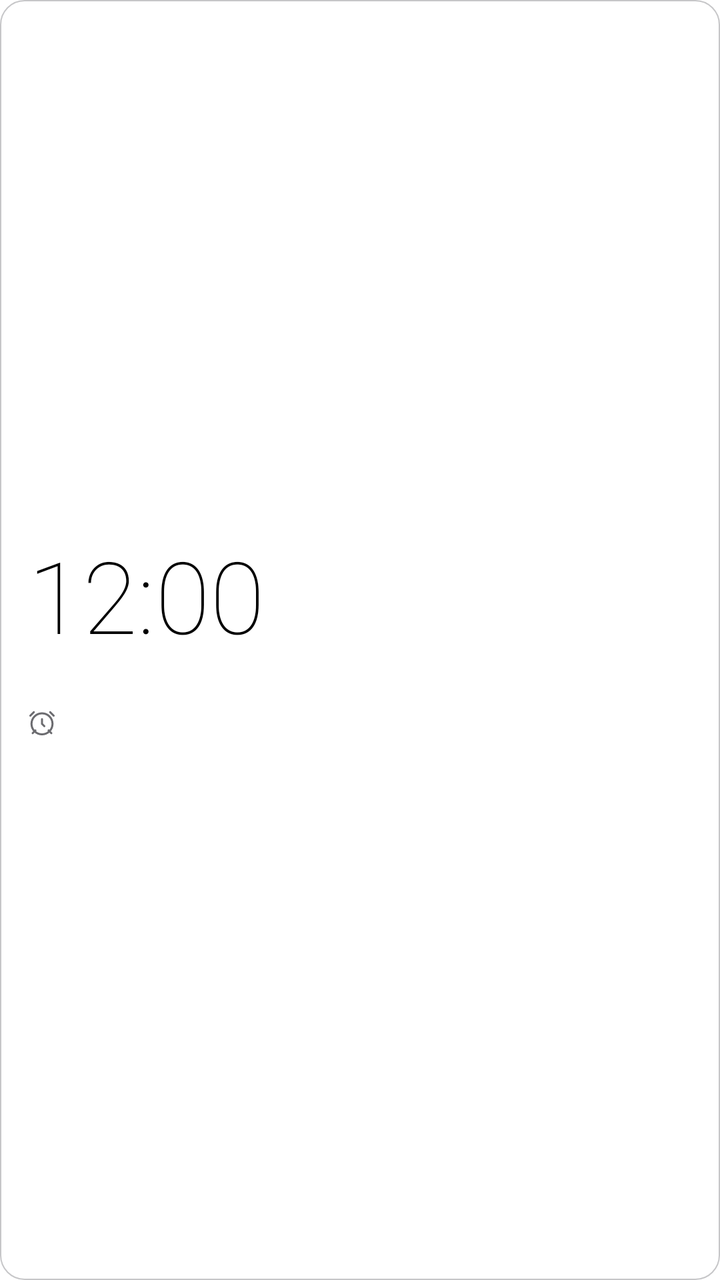
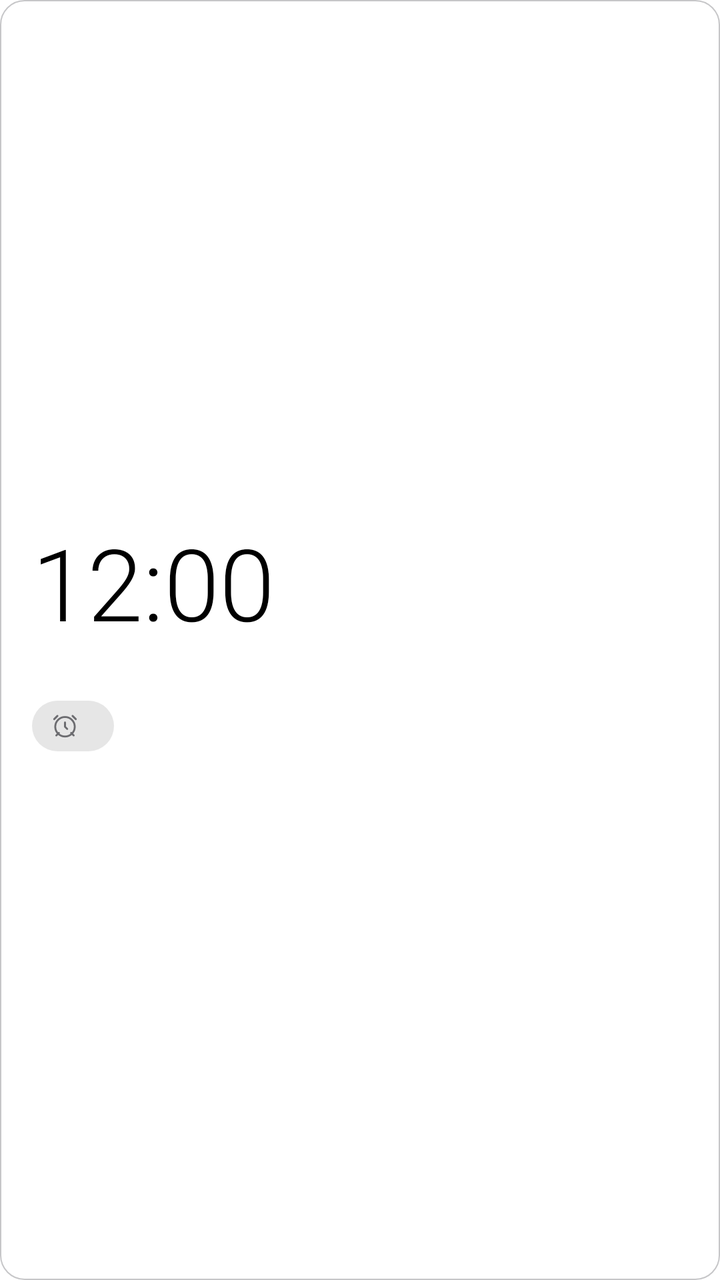

An Android layout rendered at two revisions. The XML below is the earlier revision; the diff shows what the commit changed to produce the second picture.
<!-- AndroidManifest.xml: application theme AppTheme -->
<!-- res/layout/wl_classic_ltr.xml -->
<?xml version="1.0" encoding="utf-8"?>
<FrameLayout xmlns:android="http://schemas.android.com/apk/res/android"
    android:id="@+id/wRoot"
    android:layout_width="match_parent"
    android:layout_height="match_parent"
    android:layoutDirection="ltr">

    <ImageView
        android:id="@+id/wBg"
        android:layout_width="match_parent"
        android:layout_height="match_parent"
        android:importantForAccessibility="no"
        android:scaleType="fitXY"
        android:src="@drawable/wb_adaptive_1" />
    <ImageView
        android:id="@+id/wBorder"
        android:layout_width="match_parent"
        android:layout_height="match_parent"
        android:importantForAccessibility="no"
        android:scaleType="fitXY"
        android:src="@drawable/wb_bd_adaptive_2"
        android:visibility="gone" />
    <LinearLayout
        android:layout_width="match_parent"
        android:layout_height="match_parent"
        android:gravity="center_vertical"
        android:orientation="vertical"
        android:padding="14dp">
        <TextClock
            android:id="@+id/wP1"
            android:layout_width="wrap_content"
            android:layout_height="wrap_content"
            android:fontFamily="sans-serif-thin"
            android:format12Hour="h:mm"
            android:format24Hour="HH:mm"
            android:includeFontPadding="false"
            android:textColor="@color/text_primary"
            android:textSize="50sp"
            />
        <TextView
            android:id="@+id/wA1"
            android:layout_width="wrap_content"
            android:layout_height="wrap_content"
            android:fontFamily="sans-serif"
            android:includeFontPadding="false"
            android:singleLine="true"
            android:textColor="@color/accent"
            android:textSize="14sp"
            android:textStyle="bold"
            />
        <LinearLayout
            android:layout_width="match_parent"
            android:layout_height="wrap_content"
            android:layout_marginTop="8dp"
            android:gravity="center_vertical"
            android:orientation="horizontal">

            <ImageView
                android:id="@+id/wIcon"
                android:layout_width="14dp"
                android:layout_height="14dp"
                android:importantForAccessibility="no"
                android:src="@drawable/ic_alarm"
                android:tint="@color/text_secondary" />
        <TextView
            android:id="@+id/wS2"
            android:layout_width="wrap_content"
            android:layout_height="wrap_content"
            android:fontFamily="sans-serif"
            android:includeFontPadding="false"
            android:singleLine="true"
            android:textColor="@color/text_secondary"
            android:textSize="13sp"
            android:layout_marginStart="6dp"
            />
        </LinearLayout>
    </LinearLayout>
</FrameLayout>
<!-- resources referenced by this layout -->
<resources>
  <color name="accent">#007AFF</color>
  <color name="text_primary">#000000</color>
  <color name="text_secondary">#6C6C70</color>
  <!-- drawable wb_adaptive_1 (drawable) -->
  <?xml version="1.0" encoding="utf-8"?>
  <shape xmlns:android="http://schemas.android.com/apk/res/android" android:shape="rectangle">
      <solid android:color="@color/surface" />
      <stroke android:width="0.5dp" android:color="@color/stroke" />
      <corners android:radius="12dp" />
  </shape>
  <!-- drawable wb_bd_adaptive_2 (drawable) -->
  <?xml version="1.0" encoding="utf-8"?>
  <shape xmlns:android="http://schemas.android.com/apk/res/android" android:shape="rectangle">
      <solid android:color="#00000000" />
      <stroke android:width="1.2dp" android:color="@color/text_hint" />
      <corners android:radius="22dp" />
  </shape>
  <color name="surface">#FFFFFF</color>
  <color name="stroke">#C6C6C8</color>
  <color name="text_hint">#AEAEB2</color>
  <color name="accent_text">#007AFF</color>
  <color name="accent_soft">#E5F1FF</color>
  <color name="brand_start">#007AFF</color>
  <color name="brand_mid">#007AFF</color>
  <color name="brand_end">#007AFF</color>
  <color name="bg">#FFFFFF</color>
  <color name="bg_group">#F2F2F7</color>
  <color name="surface_high">#E5E5EA</color>
  <color name="field">#F2F2F7</color>
  <color name="stroke_soft">#E5E5EA</color>
  <color name="neutral_soft">#E9E9EB</color>
  <style name="AppDialog" parent="Theme.AppCompat.DayNight.Dialog.Alert">
          <item name="colorAccent">?attr/cAccentText</item>
          <item name="android:windowBackground">@drawable/bg_dialog</item>
          <item name="android:textColorPrimary">?attr/cTextPrimary</item>
          <item name="android:textColorSecondary">?attr/cTextSecondary</item>
          <item name="android:backgroundDimAmount">0.4</item>
          <item name="android:windowAnimationStyle">@style/DialogAnim</item>
          <item name="windowMinWidthMinor">92%</item>
          <item name="windowMinWidthMajor">60%</item>
          <item name="android:windowElevation">0dp</item>
      </style>
  <style name="ActivityAnim" parent="@android:style/Animation.Activity">
          <item name="android:activityOpenEnterAnimation">@anim/act_open_enter</item>
          <item name="android:activityOpenExitAnimation">@anim/act_open_exit</item>
          <item name="android:activityCloseEnterAnimation">@anim/act_close_enter</item>
          <item name="android:activityCloseExitAnimation">@anim/act_close_exit</item>
      </style>
  <style name="IosSeekBar" parent="Widget.AppCompat.SeekBar">
          <item name="android:progressDrawable">@drawable/seek_track</item>
          <item name="android:thumb">@drawable/seek_thumb</item>
          <item name="android:splitTrack">false</item>
          <item name="android:minHeight">4dp</item>
          <item name="android:maxHeight">4dp</item>
          <item name="android:paddingStart">14dp</item>
          <item name="android:paddingEnd">14dp</item>
      </style>
  <!-- drawable bg_dialog (drawable) -->
  <?xml version="1.0" encoding="utf-8"?>
  <inset xmlns:android="http://schemas.android.com/apk/res/android"
      android:insetLeft="4dp"
      android:insetTop="4dp"
      android:insetRight="4dp"
      android:insetBottom="4dp">
      <shape android:shape="rectangle">
          <solid android:color="?attr/cSurface" />
          <corners android:radius="14dp" />
      </shape>
  </inset>
  <style name="DialogAnim" parent="@android:style/Animation.Dialog">
          <item name="android:windowEnterAnimation">@anim/dlg_in</item>
          <item name="android:windowExitAnimation">@anim/dlg_out</item>
      </style>
  <!-- unchanged entries left out for length: 4 -->
</resources>

<!-- the commit's change to res/layout/wl_classic_ltr.xml (unified diff, before → after) -->
@@ -4,7 +4,6 @@
     android:layout_width="match_parent"
     android:layout_height="match_parent"
     android:layoutDirection="ltr">
-
     <ImageView
         android:id="@+id/wBg"
         android:layout_width="match_parent"
@@ -20,59 +19,13 @@
         android:scaleType="fitXY"
         android:src="@drawable/wb_bd_adaptive_2"
         android:visibility="gone" />
-    <LinearLayout
-        android:layout_width="match_parent"
-        android:layout_height="match_parent"
-        android:gravity="center_vertical"
-        android:orientation="vertical"
-        android:padding="14dp">
-        <TextClock
-            android:id="@+id/wP1"
-            android:layout_width="wrap_content"
-            android:layout_height="wrap_content"
-            android:fontFamily="sans-serif-thin"
-            android:format12Hour="h:mm"
-            android:format24Hour="HH:mm"
-            android:includeFontPadding="false"
-            android:textColor="@color/text_primary"
-            android:textSize="50sp"
-            />
-        <TextView
-            android:id="@+id/wA1"
-            android:layout_width="wrap_content"
-            android:layout_height="wrap_content"
-            android:fontFamily="sans-serif"
-            android:includeFontPadding="false"
-            android:singleLine="true"
-            android:textColor="@color/accent"
-            android:textSize="14sp"
-            android:textStyle="bold"
-            />
-        <LinearLayout
-            android:layout_width="match_parent"
-            android:layout_height="wrap_content"
-            android:layout_marginTop="8dp"
-            android:gravity="center_vertical"
-            android:orientation="horizontal">
-
-            <ImageView
-                android:id="@+id/wIcon"
-                android:layout_width="14dp"
-                android:layout_height="14dp"
-                android:importantForAccessibility="no"
-                android:src="@drawable/ic_alarm"
-                android:tint="@color/text_secondary" />
-        <TextView
-            android:id="@+id/wS2"
-            android:layout_width="wrap_content"
-            android:layout_height="wrap_content"
-            android:fontFamily="sans-serif"
-            android:includeFontPadding="false"
-            android:singleLine="true"
-            android:textColor="@color/text_secondary"
-            android:textSize="13sp"
-            android:layout_marginStart="6dp"
-            />
-        </LinearLayout>
-    </LinearLayout>
+<LinearLayout android:layout_width="match_parent" android:layout_height="match_parent" android:orientation="vertical" android:gravity="center_vertical" android:padding="16dp">
+<TextClock android:id="@+id/wP1" android:layout_width="wrap_content" android:layout_height="wrap_content" android:fontFamily="sans-serif-light" android:includeFontPadding="false" android:textColor="@color/text_primary" android:textSize="50sp" android:format12Hour="h:mm" android:format24Hour="HH:mm"  />
+<TextView android:id="@+id/wA1" android:layout_width="wrap_content" android:layout_height="wrap_content" android:layout_marginTop="1dp" android:fontFamily="sans-serif" android:includeFontPadding="false" android:singleLine="true" android:textColor="@color/accent" android:textSize="14sp" android:textStyle="bold" />
+<FrameLayout android:layout_width="match_parent" android:layout_height="10dp" />
+<LinearLayout android:layout_width="wrap_content" android:layout_height="wrap_content" android:orientation="horizontal" android:gravity="center_vertical" android:background="@drawable/wb_chip" android:paddingStart="10dp" android:paddingTop="5dp" android:paddingEnd="12dp" android:paddingBottom="5dp">
+<ImageView android:id="@+id/wIcon" android:layout_width="13dp" android:layout_height="13dp" android:importantForAccessibility="no" android:src="@drawable/ic_alarm" android:tint="@color/text_secondary" />
+<TextView android:id="@+id/wS2" android:layout_width="wrap_content" android:layout_height="wrap_content" android:layout_marginStart="6dp" android:fontFamily="sans-serif" android:includeFontPadding="false" android:singleLine="true" android:textColor="@color/text_secondary" android:textSize="13sp" />
+</LinearLayout>
+</LinearLayout>
 </FrameLayout>
<!-- resource entries referenced after the edit -->
@@ -16,6 +16,12 @@
       <solid android:color="#00000000" />
       <stroke android:width="1.2dp" android:color="@color/text_hint" />
       <corners android:radius="22dp" />
+  </shape>
+  <!-- drawable wb_chip (drawable) -->
+  <?xml version="1.0" encoding="utf-8"?>
+  <shape xmlns:android="http://schemas.android.com/apk/res/android" android:shape="rectangle">
+      <solid android:color="#33808080" />
+      <corners android:radius="100dp" />
   </shape>
   <color name="surface">#FFFFFF</color>
   <color name="stroke">#C6C6C8</color>
